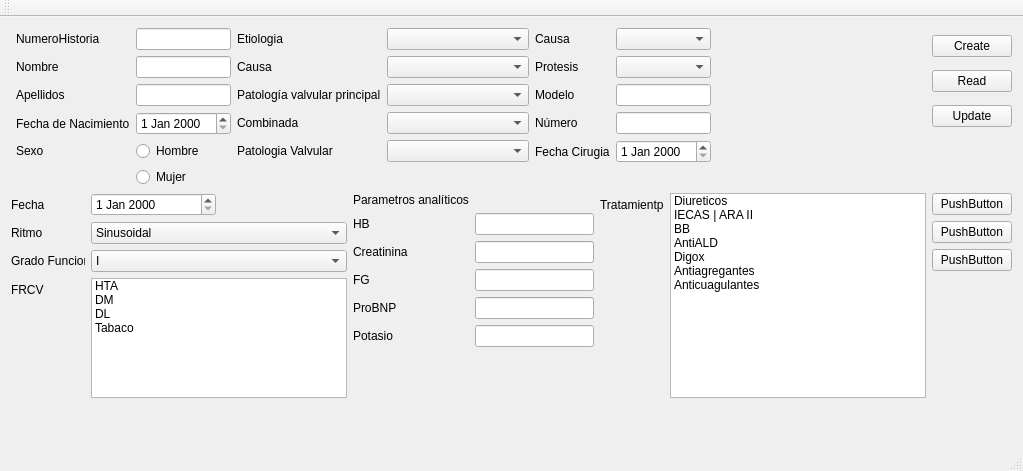
Above: mainwindow.ui from iyustlop/valvulares before the change. Below: the same form after it.
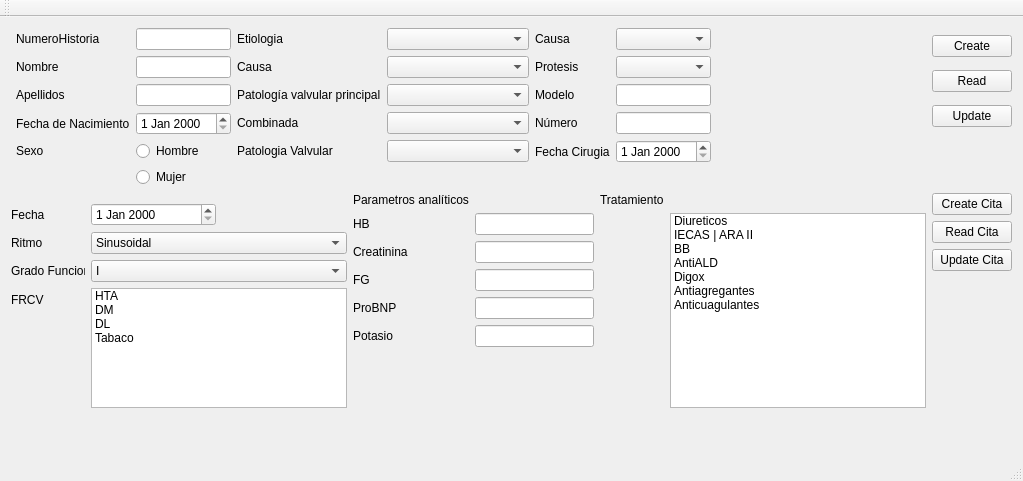
That is the form after the change.

Patch:
```diff
--- a/mainwindow.ui
+++ b/mainwindow.ui
@@ -7,7 +7,7 @@
     <x>0</x>
     <y>0</y>
     <width>983</width>
-    <height>404</height>
+    <height>462</height>
    </rect>
   </property>
   <property name="sizePolicy">
@@ -576,6 +576,9 @@
      <layout class="QHBoxLayout" name="horizontalLayout_3">
       <item>
        <layout class="QFormLayout" name="formLayout_4">
+        <property name="topMargin">
+         <number>10</number>
+        </property>
         <item row="0" column="0">
          <widget class="QLabel" name="fechaLabel">
           <property name="text">
@@ -813,12 +816,15 @@
         <item row="0" column="0">
          <widget class="QLabel" name="tratamientpLabel">
           <property name="text">
-           <string>Tratamientp</string>
+           <string>Tratamiento</string>
           </property>
          </widget>
         </item>
-        <item row="0" column="1">
-         <widget class="QListWidget" name="listWidget_2">
+        <item row="1" column="1">
+         <widget class="QListWidget" name="listWidgetTratamiento">
+          <property name="selectionMode">
+           <enum>QAbstractItemView::MultiSelection</enum>
+          </property>
           <item>
            <property name="text">
             <string>Diureticos</string>
@@ -863,21 +869,21 @@
         <item>
          <widget class="QPushButton" name="pushButton_3">
           <property name="text">
-           <string>PushButton</string>
+           <string>Create Cita</string>
           </property>
          </widget>
         </item>
         <item>
          <widget class="QPushButton" name="pushButton_2">
           <property name="text">
-           <string>PushButton</string>
+           <string>Read Cita</string>
           </property>
          </widget>
         </item>
         <item>
          <widget class="QPushButton" name="pushButton_4">
           <property name="text">
-           <string>PushButton</string>
+           <string>Update Cita</string>
           </property>
          </widget>
         </item>
```
Left out of the diff: 11 changed lines with no effect on the pictures.
